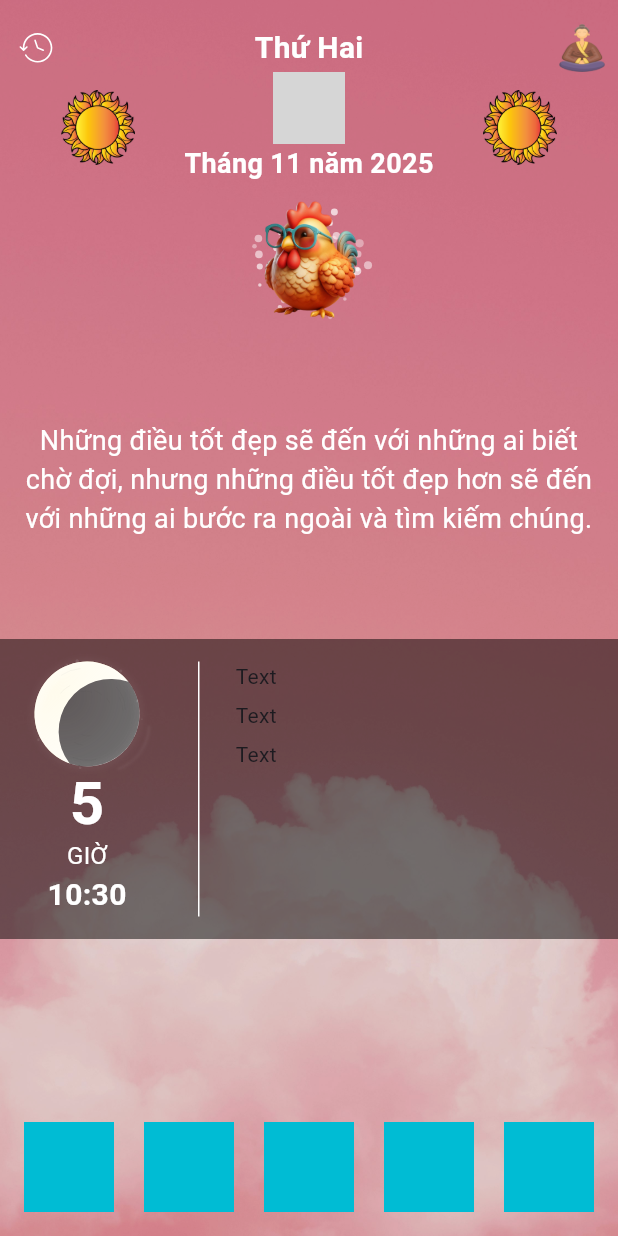
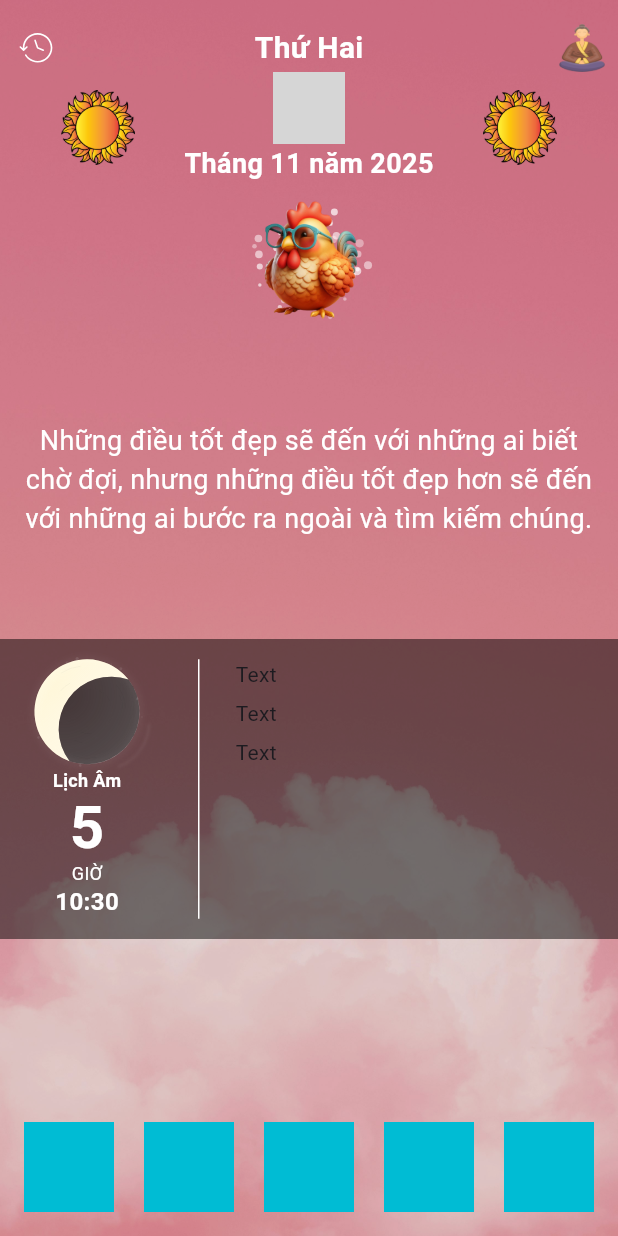
Before and after one commit to vickygaugau/newtuvi, a Flutter app: the screen it shows after launch, on a phone screen of 412 x 824 dp. Run offline on Flutter 3.47's test engine with Material 3 defaults, Android fonts, the phone set to English and light mode, and no system bars; our stand-ins replace flutter_svg, geocoding, geolocator, shared_preferences; missing offline and left inert: lunar_calendar_plus; grey boxes are pictures that could not be loaded.

Commit message:
const SizedBox(height: 4),                       Text(                         "Lịch Âm",                         style: TextStyle(                           fontSize: 12,                           color: Colors.white,                           fontWeight: FontWeight.bold,                           height: 1.2, // giảm khoảng cách dòng                         ),                       ),

```diff
--- a/sieutuvi/lib/screens/dashboard_screen.dart
+++ b/sieutuvi/lib/screens/dashboard_screen.dart
@@ -222,6 +222,16 @@ class _DashboardScreenState extends State<DashboardScreen> {
                     mainAxisAlignment: MainAxisAlignment.start,
                     children: [
                       buildEnhancedAnimatedMoonFromDate(viewModel.solarDate),
+                      const SizedBox(height: 4),
+                      Text(
+                        "Lịch Âm",
+                        style: TextStyle(
+                          fontSize: 12,
+                          color: Colors.white,
+                          fontWeight: FontWeight.bold,
+                          height: 1.2, // giảm khoảng cách dòng
+                        ),
+                      ),
                       Text(
                         viewModel.todayData?.lichAmNgay ?? "",
                         style: TextStyle(
@@ -234,15 +244,16 @@ class _DashboardScreenState extends State<DashboardScreen> {
                       const Text(
                         "GIỜ",
                         style: TextStyle(
-                          fontSize: 16,
+                          fontSize: 12,
                           color: Colors.white,
                           fontWeight: FontWeight.normal,
+                          height: 1.2,
                         ),
                       ),
                       Text(
                         Utils.getCurrentTime24h(),
                         style: TextStyle(
-                          fontSize: 20,
+                          fontSize: 16,
                           color: Colors.white,
                           fontWeight: FontWeight.bold,
                         ),
--- a/sieutuvi/lib/values/moon_phase/moon_phase_widget.dart
+++ b/sieutuvi/lib/values/moon_phase/moon_phase_widget.dart
@@ -87,7 +87,7 @@ class _EnhancedMoonPainter extends CustomPainter {
         (lightCenter.dy - cy) / radius,
       ),
       radius: 0.95,
-      colors: [Color(0xFFFFFFE7), Color(0xFFFFF3C6), Color(0xFFFFFFFF)],
+      colors: [Color(0xFFFFF7E5), Color(0xFFFFF4CC), Color(0xFFFFF9D9)],
       stops: [0.0, 0.6, 1.0],
     );
 
@@ -100,8 +100,8 @@ class _EnhancedMoonPainter extends CustomPainter {
           center: Alignment((cx - (cx + offset)) / radius, 0),
           radius: 1.0,
           colors: [
-            Colors.black.withOpacity(0.35),
-            Colors.black.withOpacity(0.05),
+            Colors.black.withOpacity(0.75),
+            Colors.black.withOpacity(0.45),
           ],
           stops: [0.0, 1.0],
         ).createShader(moonRect)
```
